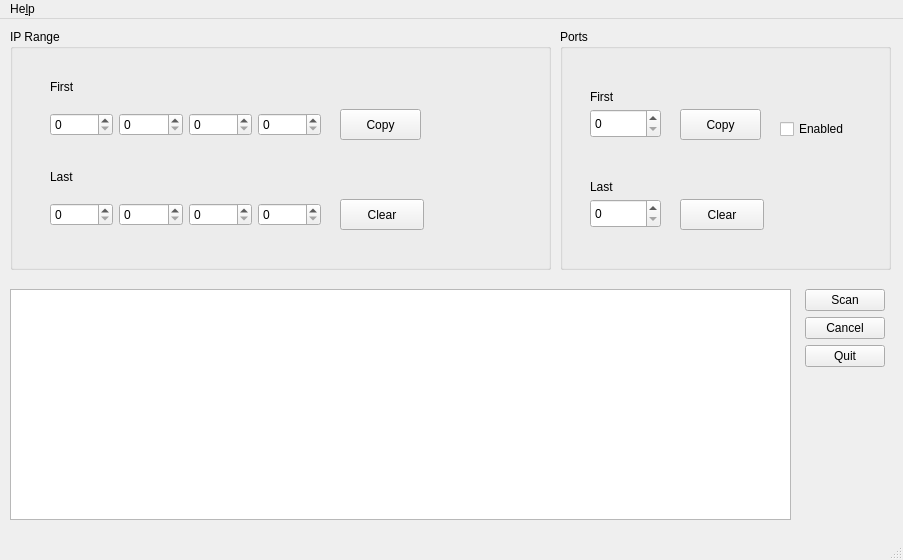
Qt form src_template/app/mainwindow.ui (freeprogs/scarip) before a commit.
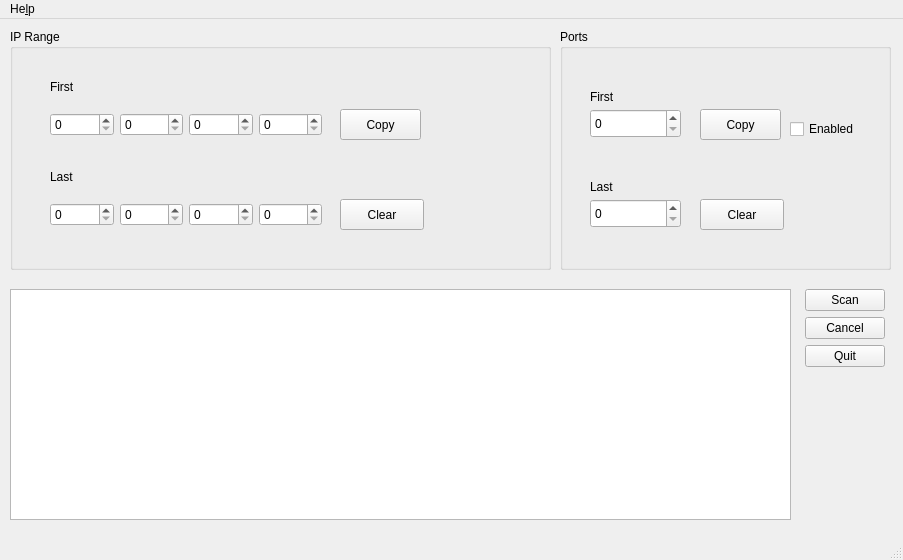
The same form after that commit.

Commit message: Increase maximum values of all spinboxes

Diff of the .ui file:
```diff
--- a/src_template/app/mainwindow.ui
+++ b/src_template/app/mainwindow.ui
@@ -114,15 +114,18 @@
       <rect>
        <x>30</x>
        <y>80</y>
-       <width>71</width>
+       <width>91</width>
        <height>29</height>
       </rect>
      </property>
+     <property name="maximum">
+      <number>65535</number>
+     </property>
     </widget>
     <widget class="QPushButton" name="pushButtonPortsClear">
      <property name="geometry">
       <rect>
-       <x>120</x>
+       <x>140</x>
        <y>170</y>
        <width>84</width>
        <height>31</height>
@@ -137,15 +140,18 @@
       <rect>
        <x>30</x>
        <y>170</y>
-       <width>71</width>
+       <width>91</width>
        <height>29</height>
       </rect>
      </property>
+     <property name="maximum">
+      <number>65535</number>
+     </property>
     </widget>
     <widget class="QPushButton" name="pushButtonPortsCopy">
      <property name="geometry">
       <rect>
-       <x>120</x>
+       <x>140</x>
        <y>80</y>
        <width>81</width>
        <height>31</height>
@@ -158,7 +164,7 @@
     <widget class="QCheckBox" name="checkBoxPortsEnabled">
      <property name="geometry">
       <rect>
-       <x>220</x>
+       <x>230</x>
        <y>90</y>
        <width>93</width>
        <height>20</height>
@@ -186,22 +192,38 @@
       <rect>
        <x>40</x>
        <y>70</y>
-       <width>271</width>
+       <width>272</width>
        <height>51</height>
       </rect>
      </property>
      <layout class="QHBoxLayout" name="horizontalLayoutIPRangeFirst">
       <item>
-       <widget class="QSpinBox" name="spinBoxIPRangeFirst1"/>
+       <widget class="QSpinBox" name="spinBoxIPRangeFirst1">
+        <property name="maximum">
+         <number>255</number>
+        </property>
+       </widget>
       </item>
       <item>
-       <widget class="QSpinBox" name="spinBoxIPRangeFirst2"/>
+       <widget class="QSpinBox" name="spinBoxIPRangeFirst2">
+        <property name="maximum">
+         <number>255</number>
+        </property>
+       </widget>
       </item>
       <item>
-       <widget class="QSpinBox" name="spinBoxIPRangeFirst3"/>
+       <widget class="QSpinBox" name="spinBoxIPRangeFirst3">
+        <property name="maximum">
+         <number>255</number>
+        </property>
+       </widget>
       </item>
       <item>
-       <widget class="QSpinBox" name="spinBoxIPRangeFirst4"/>
+       <widget class="QSpinBox" name="spinBoxIPRangeFirst4">
+        <property name="maximum">
+         <number>255</number>
+        </property>
+       </widget>
       </item>
      </layout>
     </widget>
@@ -210,22 +232,38 @@
       <rect>
        <x>40</x>
        <y>160</y>
-       <width>271</width>
+       <width>272</width>
        <height>51</height>
       </rect>
      </property>
      <layout class="QHBoxLayout" name="horizontalLayoutIPRangeLast">
       <item>
-       <widget class="QSpinBox" name="spinBoxIPRangeLast1"/>
+       <widget class="QSpinBox" name="spinBoxIPRangeLast1">
+        <property name="maximum">
+         <number>255</number>
+        </property>
+       </widget>
       </item>
       <item>
-       <widget class="QSpinBox" name="spinBoxIPRangeLast2"/>
+       <widget class="QSpinBox" name="spinBoxIPRangeLast2">
+        <property name="maximum">
+         <number>255</number>
+        </property>
+       </widget>
       </item>
       <item>
-       <widget class="QSpinBox" name="spinBoxIPRangeLast3"/>
+       <widget class="QSpinBox" name="spinBoxIPRangeLast3">
+        <property name="maximum">
+         <number>255</number>
+        </property>
+       </widget>
       </item>
       <item>
-       <widget class="QSpinBox" name="spinBoxIPRangeLast4"/>
+       <widget class="QSpinBox" name="spinBoxIPRangeLast4">
+        <property name="maximum">
+         <number>255</number>
+        </property>
+       </widget>
       </item>
      </layout>
     </widget>
```
The commit also changes 1 other file.
